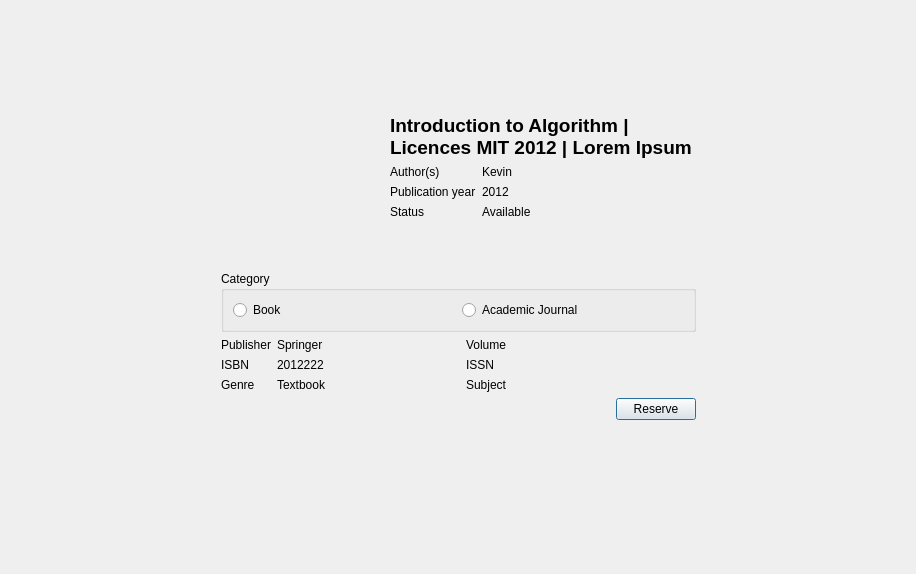
This is contentdetailsdialog.ui in huyquoctrinh/LibraryManagement as Qt 5 draws it before an edit. The edited form follows.
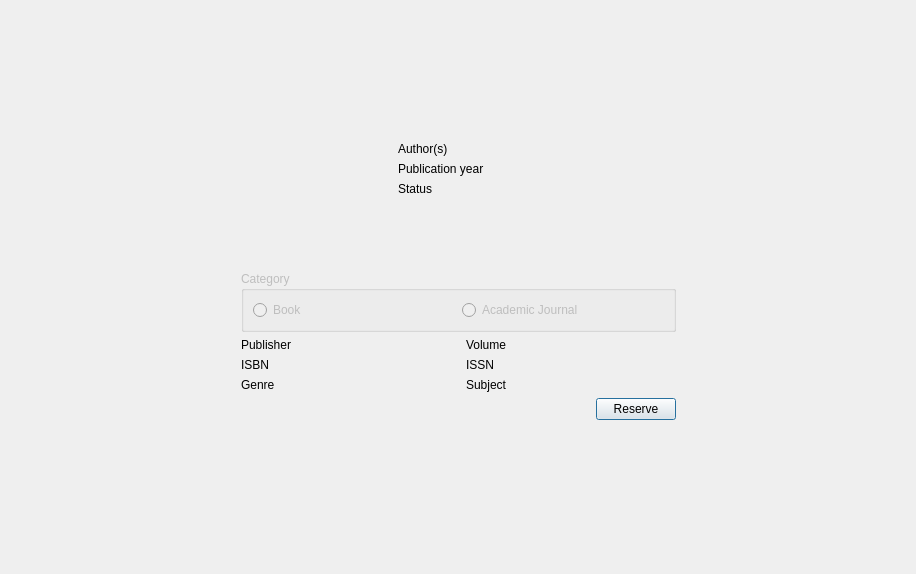
This is the edited form. The open tabs and pages were chosen to show the change. Icons and pictures are not drawn.

```diff
--- a/contentdetailsdialog.ui
+++ b/contentdetailsdialog.ui
@@ -131,21 +131,21 @@
                <item row="1" column="1">
                 <widget class="QLabel" name="lblAuthor">
                  <property name="text">
-                  <string>Kevin</string>
+                  <string/>
                  </property>
                 </widget>
                </item>
                <item row="2" column="1">
                 <widget class="QLabel" name="lblPublicationYear">
                  <property name="text">
-                  <string>2012</string>
+                  <string/>
                  </property>
                 </widget>
                </item>
                <item row="3" column="1">
                 <widget class="QLabel" name="lblStatus">
                  <property name="text">
-                  <string>Available</string>
+                  <string/>
                  </property>
                 </widget>
                </item>
@@ -158,7 +158,7 @@
                   </font>
                  </property>
                  <property name="text">
-                  <string>Introduction to Algorithm | Licences MIT 2012 | Lorem Ipsum</string>
+                  <string/>
                  </property>
                  <property name="wordWrap">
                   <bool>true</bool>
@@ -233,21 +233,21 @@
              <item row="0" column="1">
               <widget class="QLabel" name="lblPublisher">
                <property name="text">
-                <string>Springer</string>
+                <string/>
                </property>
               </widget>
              </item>
              <item row="1" column="1">
               <widget class="QLabel" name="lblISBN">
                <property name="text">
-                <string>2012222</string>
+                <string/>
                </property>
               </widget>
              </item>
              <item row="2" column="1">
               <widget class="QLabel" name="lblGenre">
                <property name="text">
-                <string>Textbook</string>
+                <string/>
                </property>
               </widget>
              </item>
@@ -276,6 +276,9 @@
            </item>
            <item row="0" column="0" colspan="2">
             <widget class="QGroupBox" name="groupBox">
+             <property name="enabled">
+              <bool>false</bool>
+             </property>
              <property name="title">
               <string>Category</string>
              </property>
```
Left out of the diff: 6 changed lines with no effect on the pictures.
